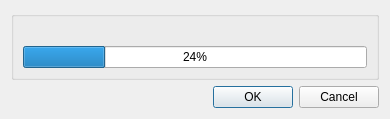
Above: qt/progressdialog.ui from whoozle/android-file-transfer-linux before the change. Below: the same form after it.
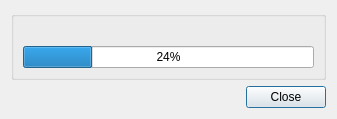
That is the form after the change.

The edit to the form file:
```diff
--- a/qt/progressdialog.ui
+++ b/qt/progressdialog.ui
@@ -6,10 +6,16 @@
    <rect>
     <x>0</x>
     <y>0</y>
-    <width>390</width>
-    <height>118</height>
+    <width>337</width>
+    <height>119</height>
    </rect>
   </property>
+  <property name="sizePolicy">
+   <sizepolicy hsizetype="Fixed" vsizetype="Fixed">
+    <horstretch>0</horstretch>
+    <verstretch>0</verstretch>
+   </sizepolicy>
+  </property>
   <property name="windowTitle">
    <string>Dialog</string>
   </property>
@@ -43,7 +49,7 @@
       <enum>Qt::Horizontal</enum>
      </property>
      <property name="standardButtons">
-      <set>QDialogButtonBox::Cancel|QDialogButtonBox::Ok</set>
+      <set>QDialogButtonBox::Close</set>
      </property>
     </widget>
    </item>
```
Left out of the diff: 5 changed lines with no effect on the pictures.
